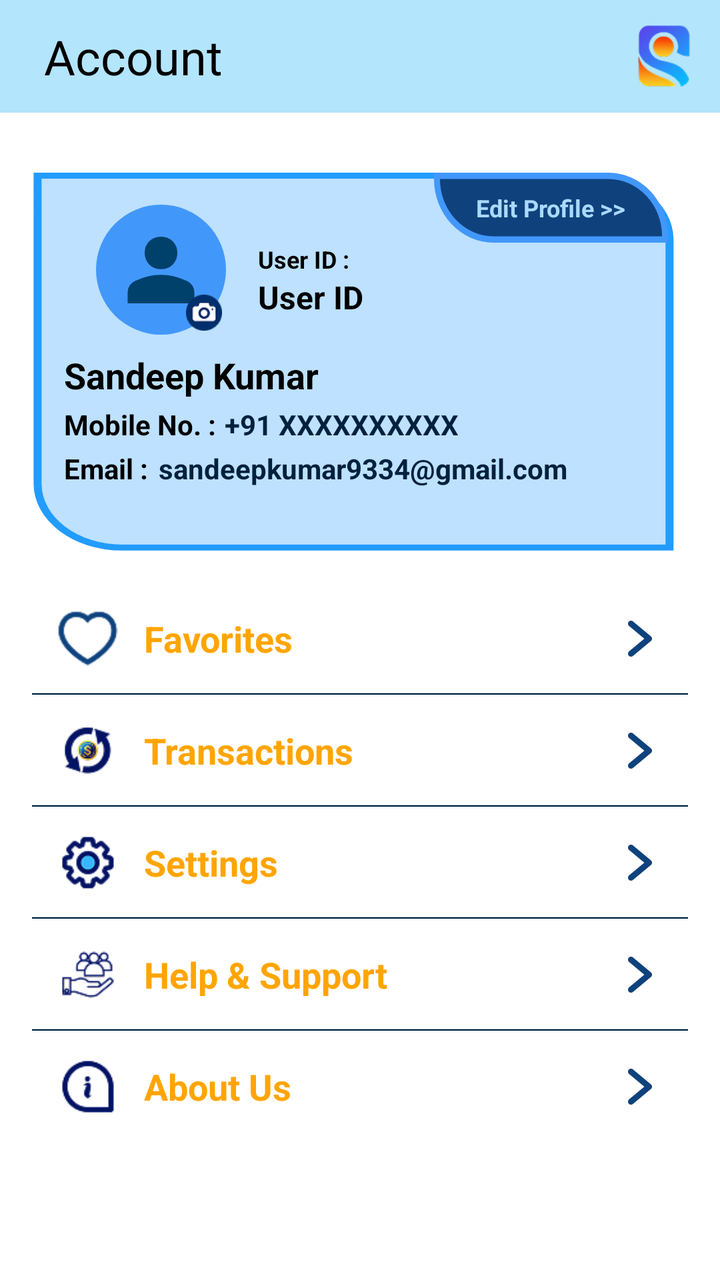
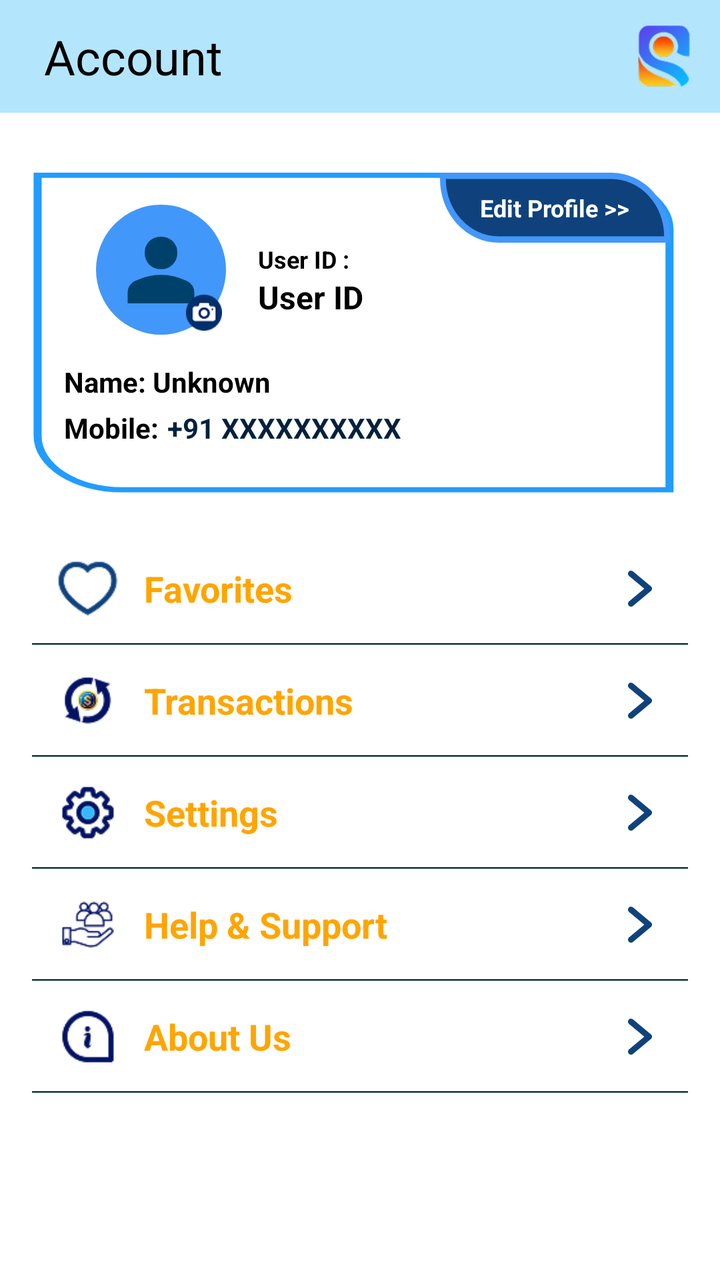

Two renders of the same Android screen: before a commit and after it. Below are the layout's source before the change and the commit's diff.
<!-- AndroidManifest.xml: application theme Theme.Seekshakcom -->
<!-- res/layout/fragment_myaccount.xml -->
<?xml version="1.0" encoding="utf-8"?>
<FrameLayout xmlns:android="http://schemas.android.com/apk/res/android"
    android:layout_width="match_parent"
    android:layout_height="match_parent"
    android:background="#B3E5FC">

    <LinearLayout
        android:orientation="vertical"
        android:layout_width="match_parent"
        android:layout_height="match_parent"
        android:background="@color/white">

        <RelativeLayout
            android:layout_width="match_parent"
            android:layout_height="wrap_content"
            android:background="#B3E5FC"
            android:padding="12dp">


            <TextView
                android:id="@+id/title"
                android:layout_width="wrap_content"
                android:layout_height="wrap_content"
                android:layout_alignParentTop="true"
                android:layout_marginTop="0dp"
                android:layout_marginStart="10dp"
                android:text="Account"
                android:textColor="#000000"
                android:textSize="24sp" />

            <ImageView
                android:id="@+id/logo"
                android:layout_width="32dp"
                android:layout_height="32dp"
                android:layout_alignParentEnd="true"
                android:src="@drawable/logo_1_1"
                android:contentDescription="Logo" />
        </RelativeLayout>

        <ScrollView
            android:layout_width="match_parent"
            android:layout_height="0dp"
            android:layout_weight="1"
            android:paddingBottom="80dp">

            <LinearLayout
                android:layout_width="match_parent"
                android:layout_height="wrap_content"
                android:orientation="vertical"
                android:paddingHorizontal="16dp">

                <RelativeLayout
                    android:layout_width="match_parent"
                    android:layout_height="wrap_content"
                    android:layout_gravity="center_horizontal"
                    android:layout_marginTop="30dp"
                    android:background="@drawable/profile_card_bg"
                    android:paddingStart="16dp">

                    <TextView
                        android:layout_width="117dp"
                        android:layout_height="35dp"
                        android:layout_alignParentEnd="true"
                        android:layout_marginEnd="10dp"
                        android:background="@drawable/bg_viewprofile"
                        android:clickable="true"
                        android:focusable="true"
                        android:gravity="center"
                        android:lineSpacingExtra="4sp"
                        android:text="Edit Profile >>"
                        android:textColor="#AAD9FF"
                        android:textSize="12sp"
                        android:textStyle="bold" />

                    <FrameLayout
                        android:id="@+id/profile_frame"
                        android:layout_width="wrap_content"
                        android:layout_height="wrap_content"
                        android:layout_marginStart="16dp"
                        android:layout_marginTop="16dp">

                        

                        
                        <ImageView
                            android:id="@+id/profile_icon"
                            android:layout_width="65dp"
                            android:layout_height="65dp"
                            android:background="@drawable/bg_profilecicle"
                            android:contentDescription="Profile"
                            android:padding="8dp"
                            android:src="@drawable/ic_user" />

                        <ImageButton
                            android:id="@+id/ic_camera"
                            android:layout_width="18dp"
                            android:layout_height="18dp"
                            android:layout_gravity="bottom|end"
                            android:layout_margin="2dp"
                            android:background="@drawable/ic_camera"
                            android:contentDescription="Edit Profile Picture" />
                    </FrameLayout>


                    <LinearLayout
                        android:layout_width="wrap_content"
                        android:layout_height="wrap_content"
                        android:layout_marginStart="16dp"
                        android:layout_toEndOf="@id/profile_frame"
                        android:orientation="vertical">

                        <TextView
                            android:layout_width="wrap_content"
                            android:layout_height="wrap_content"
                            android:layout_marginTop="35dp"
                            android:text="User ID : "
                            android:textColor="#000000"
                            android:textSize="12sp"
                            android:textStyle="bold" />

                        <TextView
                            android:id="@+id/user_id"
                            android:layout_width="wrap_content"
                            android:layout_height="wrap_content"
                            android:text="User ID"
                            android:textColor="#000000"
                            android:textSize="16sp"
                            android:textStyle="bold" />
                    </LinearLayout>

                    <TextView
                        android:id="@+id/user_name"
                        android:layout_width="wrap_content"
                        android:layout_height="wrap_content"
                        android:layout_below="@+id/profile_frame"
                        android:layout_marginTop="8dp"
                        android:text="Sandeep Kumar"
                        android:textColor="#000000"
                        android:textSize="18sp"
                        android:textStyle="bold" />

                    <TextView
                        android:id="@+id/text_mobile"
                        android:layout_width="wrap_content"
                        android:layout_height="wrap_content"
                        android:layout_below="@+id/user_name"
                        android:layout_marginTop="3dp"
                        android:text="Mobile No. : "
                        android:textColor="#000000"
                        android:textSize="14sp"
                        android:textStyle="bold" />

                    <TextView
                        android:id="@+id/mobile_no"
                        android:layout_width="wrap_content"
                        android:layout_height="wrap_content"
                        android:layout_below="@+id/user_name"
                        android:layout_marginStart="1dp"
                        android:layout_marginTop="3dp"
                        android:layout_toEndOf="@+id/text_mobile"
                        android:text="+91 XXXXXXXXXX"
                        android:textColor="#00213D"
                        android:textSize="14sp"
                        android:textStyle="bold" />

                    <TextView
                        android:id="@+id/text_email"
                        android:layout_width="wrap_content"
                        android:layout_height="wrap_content"
                        android:layout_below="@+id/text_mobile"

                        android:layout_marginTop="3dp"
                        android:text="Email : "
                        android:textColor="#000000"
                        android:textSize="14sp"
                        android:textStyle="bold" />

                    <TextView
                        android:id="@+id/user_email"
                        android:layout_width="wrap_content"
                        android:layout_height="wrap_content"
                        android:layout_below="@+id/mobile_no"
                        android:layout_marginStart="2dp"
                        android:layout_marginTop="3dp"
                        android:layout_toEndOf="@+id/text_email"
                        android:text="sandeepkumar9334@gmail.com"
                        android:textColor="#00213D"
                        android:textSize="14sp"
                        android:textStyle="bold" />

                </RelativeLayout>
                <LinearLayout
                    android:layout_width="match_parent"
                    android:layout_height="wrap_content"
                    android:orientation="horizontal"
                    android:layout_marginTop="10dp"
                    android:background="@drawable/rectangle_6"
                    android:padding="12dp"
                    android:gravity="center_vertical">

                    
                    <ImageView
                        android:layout_width="32dp"
                        android:layout_height="32dp"
                        android:src="@drawable/ic_heart"
                        android:layout_marginEnd="12dp" />

                    
                    <TextView
                        android:id="@+id/favourite_btn"
                        android:layout_width="0dp"
                        android:layout_height="wrap_content"
                        android:layout_weight="1"
                        android:text="Favorites"
                        android:textColor="@color/orange"
                        android:textSize="18sp"
                        android:textStyle="bold"
                        android:clickable="true"
                        android:focusable="true" />

                    
                    <ImageView
                        android:layout_width="24dp"
                        android:layout_height="24dp"
                        android:src="@drawable/ic_arrow_right"
                        android:contentDescription="Go to Favorites" />
                </LinearLayout>

                <LinearLayout
                    android:layout_width="match_parent"
                    android:layout_height="wrap_content"
                    android:orientation="horizontal"
                    android:layout_marginTop="0dp"
                    android:background="@drawable/rectangle_6"
                    android:padding="12dp"
                    android:gravity="center_vertical">

                    <ImageView
                        android:layout_width="32dp"
                        android:layout_height="32dp"
                        android:src="@drawable/ic_transactions"
                        android:layout_marginEnd="12dp" />

                    
                    <TextView
                        android:id="@+id/transactions_btn"
                        android:layout_width="0dp"
                        android:layout_height="wrap_content"
                        android:layout_weight="1"
                        android:clickable="true"
                        android:focusable="true"
                        android:text="Transactions"
                        android:textColor="@color/orange"
                        android:textSize="18sp"
                        android:textStyle="bold" />

                    
                    <ImageView
                        android:layout_width="24dp"
                        android:layout_height="24dp"
                        android:src="@drawable/ic_arrow_right"
                        android:contentDescription="Go to Favorites" />
                </LinearLayout>
                <LinearLayout
                    android:layout_width="match_parent"
                    android:layout_height="wrap_content"
                    android:orientation="horizontal"
                    android:layout_marginTop="0dp"
                    android:background="@drawable/rectangle_6"
                    android:padding="12dp"
                    android:gravity="center_vertical">

                    <ImageView
                        android:layout_width="32dp"
                        android:layout_height="32dp"
                        android:src="@drawable/ic_seetings"
                        android:layout_marginEnd="12dp" />

                    
                    <TextView
                        android:id="@+id/settings_btn"
                        android:layout_width="0dp"
                        android:layout_height="wrap_content"
                        android:layout_weight="1"
                        android:clickable="true"
                        android:focusable="true"
                        android:text="Settings"
                        android:textColor="@color/orange"
                        android:textSize="18sp"
                        android:textStyle="bold" />

                    
                    <ImageView
                        android:layout_width="24dp"
                        android:layout_height="24dp"
                        android:src="@drawable/ic_arrow_right"
                        android:contentDescription="Go to Favorites" />

                </LinearLayout>
                <LinearLayout
                    android:layout_width="match_parent"
                    android:layout_height="wrap_content"
                    android:orientation="horizontal"
                    android:layout_marginTop="0dp"
                    android:background="@drawable/rectangle_6"
                    android:padding="12dp"
                    android:gravity="center_vertical">

                    <ImageView
                        android:layout_width="32dp"
                        android:layout_height="32dp"
                        android:src="@drawable/ic_helpsupport"
                        android:layout_marginEnd="12dp" />

                    
                    <TextView
                        android:id="@+id/help_support"
                        android:layout_width="0dp"
                        android:layout_height="wrap_content"
                        android:layout_weight="1"
                        android:clickable="true"
                        android:focusable="true"
                        android:text="Help &amp; Support"
                        android:textColor="@color/orange"
                        android:textSize="18sp"
                        android:textStyle="bold" />

                    
                    <ImageView
                        android:layout_width="24dp"
                        android:layout_height="24dp"
                        android:src="@drawable/ic_arrow_right"
                        android:contentDescription="Go to Favorites" />

                </LinearLayout>
                <LinearLayout
                    android:layout_width="match_parent"
                    android:layout_height="wrap_content"
                    android:orientation="horizontal"
                    android:layout_marginTop="0dp"
                    android:background="@drawable/rectangle_6"
                    android:padding="12dp"
                    android:gravity="center_vertical">

                    <ImageView
                        android:layout_width="32dp"
                        android:layout_height="32dp"
                        android:src="@drawable/ic_aboutus"
                        android:layout_marginEnd="12dp" />

                    
                    <TextView
                        android:id="@+id/about_us"
                        android:layout_width="0dp"
                        android:layout_height="wrap_content"
                        android:layout_weight="1"
                        android:clickable="true"
                        android:focusable="true"
                        android:text="About Us"
                        android:textColor="@color/orange"
                        android:textSize="18sp"
                        android:textStyle="bold" />


                    
                    <ImageView
                        android:layout_width="24dp"
                        android:layout_height="24dp"
                        android:src="@drawable/ic_arrow_right"
                        android:contentDescription="Go to Favorites" />

                </LinearLayout>
                <LinearLayout
                    android:id="@+id/logout_layout"
                    android:layout_width="match_parent"
                    android:layout_height="wrap_content"
                    android:orientation="horizontal"
                    android:layout_marginTop="0dp"
                    android:background="@drawable/rectangle_6"
                    android:padding="12dp"
                    android:clickable="true"
                    android:focusable="true"
                    android:gravity="center_vertical">

                    <ImageView
                        android:layout_width="32dp"
                        android:layout_height="32dp"
                        android:src="@drawable/ic_logout"
                        android:layout_marginEnd="12dp" />

                    
                    <TextView
                        android:id="@+id/logoutButton"
                        android:layout_width="0dp"
                        android:layout_height="wrap_content"
                        android:layout_weight="1"
                        android:clickable="true"
                        android:focusable="true"
                        android:text="Log Out"
                        android:textColor="@color/orange"
                        android:textSize="18sp"
                        android:textStyle="bold" />


                    
                    <ImageView
                        android:layout_width="24dp"
                        android:layout_height="24dp"
                        android:src="@drawable/ic_arrow_right"
                        android:contentDescription="Go to Favorites" />

                </LinearLayout>







            </LinearLayout>


        </ScrollView>
    </LinearLayout>
</FrameLayout>
<!-- resources referenced by this layout -->
<resources>
  <color name="orange">#FFA500</color>
  <color name="white">#FFFFFFFF</color>
  <!-- drawable bg_profilecicle (drawable) -->
  <vector xmlns:android="http://schemas.android.com/apk/res/android"
      android:width="132dp"
      android:height="132dp"
      android:viewportWidth="132"
      android:viewportHeight="132">
    <path
        android:pathData="M66,66m-66,0a66,66 0,1 1,132 0a66,66 0,1 1,-132 0"
        android:fillColor="#4297FA"/>
  </vector>
  <!-- drawable bg_viewprofile (drawable) -->
  <vector xmlns:android="http://schemas.android.com/apk/res/android"
      android:width="196dp"
      android:height="55dp"
      android:viewportWidth="196"
      android:viewportHeight="55">
    <path
        android:pathData="M5,2.5H2.5V5C2.5,31.23 23.77,52.5 50,52.5H191H193.5V50C193.5,23.77 172.23,2.5 146,2.5H5Z"
        android:strokeWidth="5"
        android:fillColor="#0F427C"
        android:strokeColor="#4297FA"/>
  </vector>
  <!-- drawable ic_arrow_right (drawable) -->
  <vector xmlns:android="http://schemas.android.com/apk/res/android"
      android:width="24dp"
      android:height="24dp"
      android:viewportWidth="24"
      android:viewportHeight="24">
    <path
        android:pathData="M14.156,12L6.539,18.347C6.233,18.602 6.041,18.968 6.005,19.364C5.969,19.761 6.092,20.155 6.347,20.461C6.602,20.767 6.967,20.959 7.364,20.995C7.76,21.031 8.155,20.908 8.461,20.653L17.461,13.153C17.63,13.012 17.765,12.835 17.859,12.636C17.952,12.437 18,12.219 18,12C18,11.78 17.952,11.563 17.859,11.363C17.765,11.164 17.63,10.988 17.461,10.847L8.461,3.346C8.155,3.092 7.76,2.969 7.364,3.005C6.967,3.041 6.602,3.233 6.347,3.538C6.092,3.844 5.969,4.239 6.005,4.635C6.041,5.031 6.233,5.397 6.539,5.652L14.156,12Z"
        android:fillColor="#0F427C"/>
  </vector>
  <!-- drawable ic_user (drawable) -->
  <vector xmlns:android="http://schemas.android.com/apk/res/android"
      android:width="40dp"
      android:height="40dp"
      android:viewportWidth="960"
      android:viewportHeight="960">
    <path
        android:pathData="M479.97,475.91q-68.98,0 -114.49,-45.51 -45.51,-45.51 -45.51,-114.49 0,-68.98 45.51,-114.48t114.49,-45.5q68.98,0 114.6,45.5 45.62,45.5 45.62,114.48T594.57,430.4q-45.62,45.51 -114.6,45.51ZM153.3,810.12v-107.14q0,-38.44 19.53,-67.56 19.52,-29.11 50.89,-44.29 65.89,-30.57 129.01,-45.9 63.12,-15.32 127.23,-15.32 64.56,0 127.32,15.62 62.76,15.62 128.34,45.52 32.07,14.96 51.65,44.1 19.59,29.14 19.59,67.79v107.18L153.3,810.12Z"
        android:fillColor="#00416B"/>
  </vector>
  <!-- drawable profile_card_bg (drawable) -->
  <vector xmlns:android="http://schemas.android.com/apk/res/android"
      android:width="340dp"
      android:height="195dp"
      android:viewportWidth="408"
      android:viewportHeight="321">
    <path
        android:pathData="M6,5H344C371.61,5 394,27.39 394,55V306H56C28.39,306 6,283.61 6,256V5Z"
        android:fillColor="#BDE1FF"/>
    <path
        android:pathData="M344,2.5C372.99,2.5 396.5,26.01 396.5,55V308.5H56C27.01,308.5 3.5,284.99 3.5,256V2.5H344Z"
        android:strokeWidth="5"
        android:fillColor="#00000000"
        android:strokeColor="#229CFF"/>
  </vector>
  <!-- drawable rectangle_6 (drawable) -->
  <vector
      xmlns:android="http://schemas.android.com/apk/res/android"
      android:width="440dp"
      android:height="55dp"
      android:viewportWidth="440"
      android:viewportHeight="75">
  
      
      <path
          android:pathData="M0 0H440V75H0V0Z"
          android:fillColor="#FFFFFF" />
  
      
      <path
          android:pathData="M0,75 L440,75"
          android:strokeWidth="2"
          android:strokeColor="#00213D"
          android:fillColor="@android:color/transparent" />
  </vector>
  <style name="Theme.Seekshakcom" parent="Theme.AppCompat.Light.NoActionBar">
          
          <item name="colorPrimary">@color/black</item>
          <item name="colorPrimaryDark">@color/purple_700</item>
          <item name="colorAccent">@color/teal_200</item>
      </style>
  <color name="black">#FF000000</color>
  <color name="purple_700">#FF3700B3</color>
  <color name="teal_200">#FF03DAC5</color>
  <!-- unchanged entries left out for length: 8 -->
</resources>

<!-- the commit's change to res/layout/fragment_myaccount.xml (unified diff, before → after) -->
@@ -58,17 +58,17 @@
                     android:paddingStart="16dp">
 
                     <TextView
-                        android:layout_width="117dp"
+                        android:layout_width="115dp"
                         android:layout_height="35dp"
                         android:layout_alignParentEnd="true"
-                        android:layout_marginEnd="10dp"
+                        android:layout_marginEnd="9dp"
                         android:background="@drawable/bg_viewprofile"
                         android:clickable="true"
                         android:focusable="true"
                         android:gravity="center"
                         android:lineSpacingExtra="4sp"
                         android:text="Edit Profile >>"
-                        android:textColor="#AAD9FF"
+                        android:textColor="#FFFFFF"
                         android:textSize="12sp"
                         android:textStyle="bold" />
 
@@ -129,71 +129,83 @@
                     </LinearLayout>
 
                     <TextView
-                        android:id="@+id/user_name"
+                        android:id="@+id/text_user_name"
                         android:layout_width="wrap_content"
                         android:layout_height="wrap_content"
                         android:layout_below="@+id/profile_frame"
-                        android:layout_marginTop="8dp"
-                        android:text="Sandeep Kumar"
-                        android:textColor="#000000"
-                        android:textSize="18sp"
-                        android:textStyle="bold" />
-
-                    <TextView
-                        android:id="@+id/text_mobile"
-                        android:layout_width="wrap_content"
-                        android:layout_height="wrap_content"
-                        android:layout_below="@+id/user_name"
-                        android:layout_marginTop="3dp"
-                        android:text="Mobile No. : "
+                        android:layout_marginTop="14dp"
+                        android:text="Name: "
                         android:textColor="#000000"
                         android:textSize="14sp"
                         android:textStyle="bold" />
 
                     <TextView
+                        android:id="@+id/user_name"
+                        android:layout_width="wrap_content"
+                        android:layout_height="wrap_content"
+                        android:layout_below="@+id/profile_frame"
+                        android:layout_marginTop="14dp"
+                        android:layout_toEndOf="@+id/text_user_name"
+                        android:text="Unknown"
+                        android:textColor="#000000"
+                        android:textSize="14sp"
+                        android:textStyle="bold" />
+
+                    <TextView
+                        android:id="@+id/text_mobile"
+                        android:layout_width="wrap_content"
+                        android:layout_height="wrap_content"
+                        android:layout_below="@+id/user_name"
+                        android:layout_marginTop="4dp"
+                        android:text="Mobile: "
+                        android:textColor="#000000"
+                        android:textSize="14sp"
+                        android:textStyle="bold" />
+
+                    <TextView
                         android:id="@+id/mobile_no"
                         android:layout_width="wrap_content"
                         android:layout_height="wrap_content"
                         android:layout_below="@+id/user_name"
                         android:layout_marginStart="1dp"
-                        android:layout_marginTop="3dp"
+                        android:layout_marginTop="4dp"
                         android:layout_toEndOf="@+id/text_mobile"
                         android:text="+91 XXXXXXXXXX"
                         android:textColor="#00213D"
                         android:textSize="14sp"
                         android:textStyle="bold" />
 
-                    <TextView
-                        android:id="@+id/text_email"
-                        android:layout_width="wrap_content"
-                        android:layout_height="wrap_content"
-                        android:layout_below="@+id/text_mobile"
-
-                        android:layout_marginTop="3dp"
-                        android:text="Email : "
-                        android:textColor="#000000"
-                        android:textSize="14sp"
-                        android:textStyle="bold" />
-
-                    <TextView
-                        android:id="@+id/user_email"
-                        android:layout_width="wrap_content"
-                        android:layout_height="wrap_content"
-                        android:layout_below="@+id/mobile_no"
-                        android:layout_marginStart="2dp"
-                        android:layout_marginTop="3dp"
-                        android:layout_toEndOf="@+id/text_email"
-                        android:text="sandeepkumar9334@gmail.com"
-                        android:textColor="#00213D"
-                        android:textSize="14sp"
-                        android:textStyle="bold" />
+
+
+
+
+
+
+
+
+
+
+
+
+
+
+
+
+
+
+
+
+
+
+
+
 
                 </RelativeLayout>
                 <LinearLayout
                     android:layout_width="match_parent"
                     android:layout_height="wrap_content"
                     android:orientation="horizontal"
-                    android:layout_marginTop="10dp"
+                    android:layout_marginTop="15dp"
                     android:background="@drawable/rectangle_6"
                     android:padding="12dp"
                     android:gravity="center_vertical">
<!-- resource entries referenced after the edit -->
@@ -47,12 +47,12 @@
   <!-- drawable profile_card_bg (drawable) -->
   <vector xmlns:android="http://schemas.android.com/apk/res/android"
       android:width="340dp"
-      android:height="195dp"
+      android:height="165dp"
       android:viewportWidth="408"
       android:viewportHeight="321">
     <path
         android:pathData="M6,5H344C371.61,5 394,27.39 394,55V306H56C28.39,306 6,283.61 6,256V5Z"
-        android:fillColor="#BDE1FF"/>
+        android:fillColor="#FFFFFF"/>
     <path
         android:pathData="M344,2.5C372.99,2.5 396.5,26.01 396.5,55V308.5H56C27.01,308.5 3.5,284.99 3.5,256V2.5H344Z"
         android:strokeWidth="5"
